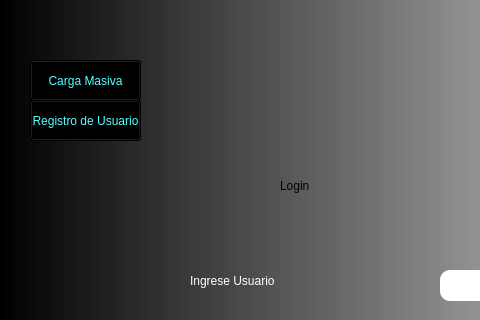
Before: the Qt Designer form Fase_2/Backend/Frontend/Paginas/Login.ui in NatalyDuarte/-EDD_2S-BatallaNaval_202001570, drawn with Qt 5; both pictures show x 0 to 480 and y 0 to 320 of the 832 by 542 pixel window.
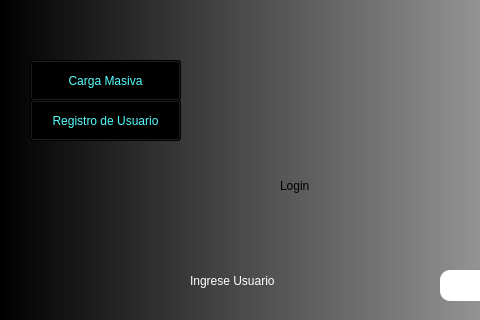
After: the same form once the commit is applied. Icons and pictures are not drawn.

What changed in the file:
```diff
--- a/Fase_2/Backend/Frontend/Paginas/Login.ui
+++ b/Fase_2/Backend/Frontend/Paginas/Login.ui
@@ -152,7 +152,7 @@
      <rect>
       <x>30</x>
       <y>60</y>
-      <width>111</width>
+      <width>151</width>
       <height>41</height>
      </rect>
     </property>
@@ -169,7 +169,7 @@
      <rect>
       <x>30</x>
       <y>100</y>
-      <width>111</width>
+      <width>151</width>
       <height>41</height>
      </rect>
     </property>
```
Left out of the diff: 2 changed lines with no effect on the pictures.
